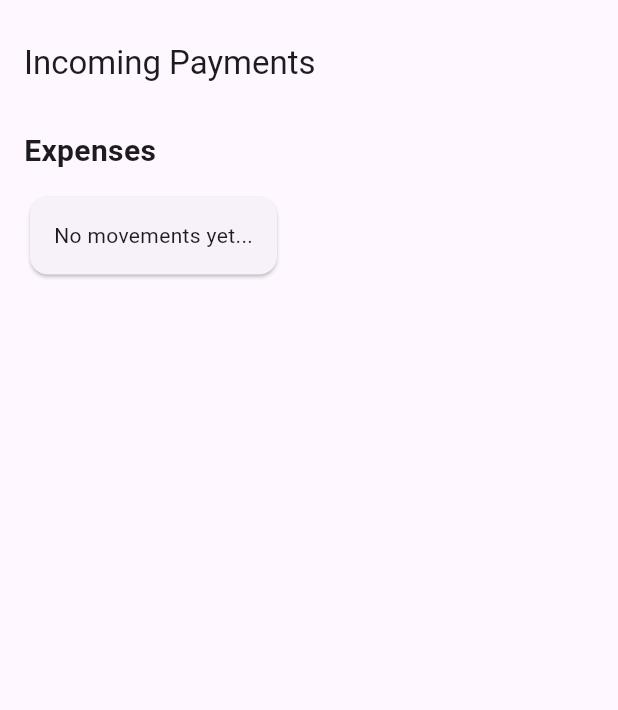
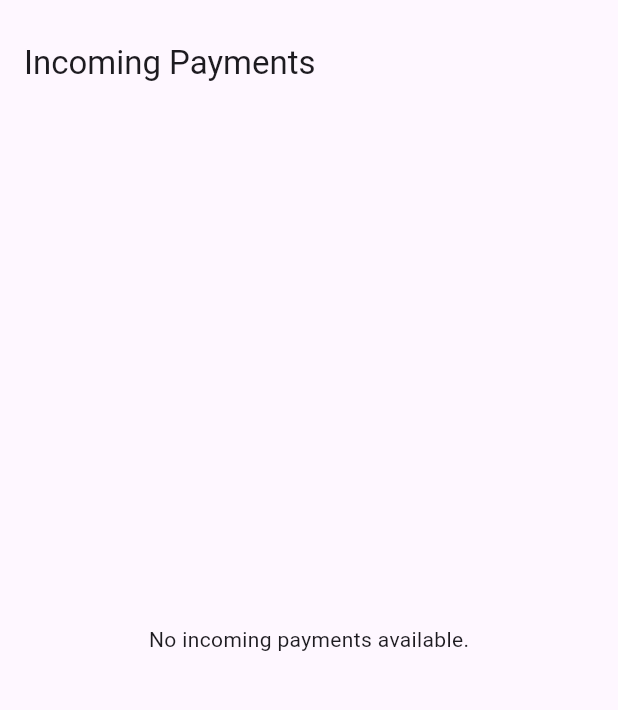
Before and after one commit to GROUPSECUREFUNDS/mobile-app-pocketpartners, a Flutter app: the IncomingPaymentsScreen screen opened by its route, on a phone screen of 412 x 824 dp, the part 63-773 px from its top. Run offline on Flutter 3.47's test engine with Material 3 defaults, Android fonts, the light colour scheme and no system bars; our stand-ins replace flutter_riverpod, go_router, image_picker, shared_preferences; missing offline and left inert: cloudinary_api, cloudinary_url_gen; accounts and stored records are empty.

Commit message:
change: incoming y outcoming hechos

```diff
--- /dev/null
+++ b/lib/features/payments/models/payment_model.dart
@@ -0,0 +1,28 @@
+class PaymentModel {
+  final int id;
+  final double amount;
+  final String description;
+  final String status;
+  final int expenseId;
+  final int userId;
+
+  PaymentModel({
+    required this.id,
+    required this.amount,
+    required this.description,
+    required this.status,
+    required this.expenseId,
+    required this.userId,
+  });
+
+  factory PaymentModel.fromJson(Map<String, dynamic> json) {
+    return PaymentModel(
+      id: json['id'],
+      amount: (json['amount'] as num).toDouble(),
+      description: json['description'] ?? '',
+      status: json['status'] ?? '',
+      expenseId: json['expenseId'],
+      userId: json['userId'],
+    );
+  }
+}
--- a/lib/features/payments/screens/incoming_payments_screen.dart
+++ b/lib/features/payments/screens/incoming_payments_screen.dart
@@ -1,38 +1,71 @@
 import 'package:flutter/material.dart';
+import 'package:mobile_app_pocketpartners/features/payments/services/payment_service.dart';
+import 'package:mobile_app_pocketpartners/data/services/userinformation_service.dart';
+import 'package:mobile_app_pocketpartners/core/controllers/auth_controller.dart';
+import 'package:mobile_app_pocketpartners/features/payments/models/payment_model.dart';
 
-class IncomingPaymentsScreen extends StatelessWidget {
-  const IncomingPaymentsScreen({super.key});
+class IncomingPaymentsScreen extends StatefulWidget {
+  const IncomingPaymentsScreen({Key? key}) : super(key: key);
+
+  @override
+  State<IncomingPaymentsScreen> createState() => _IncomingPaymentsScreenState();
+}
+
+class _IncomingPaymentsScreenState extends State<IncomingPaymentsScreen> {
+  final PaymentService paymentService = PaymentService();
+  final UserinformationService userInformationService = UserinformationService();
+  final AuthController authController = AuthController();
+
+  List<PaymentModel> payments = [];
+  bool isLoading = true;
+
+  @override
+  void initState() {
+    super.initState();
+    fetchIncomingPayments();
+  }
+
+  Future<void> fetchIncomingPayments() async {
+    try {
+      final user = await authController.getUserFromPreferences();
+      if (user != null) {
+        final userInfo = await userInformationService.getByUserId(user.id);
+        final result = await paymentService.getIncomingPaymentsByUserInformationId(userInfo.id);
+
+        setState(() {
+          payments = result;
+          isLoading = false;
+        });
+      }
+    } catch (e) {
+      print("Error fetching incoming payments: $e");
+      setState(() {
+        isLoading = false;
+      });
+    }
+  }
 
   @override
   Widget build(BuildContext context) {
     return Scaffold(
-      appBar: AppBar(
-        title: const Text("Incoming Payments"),
-      ),
-      body: Padding(
-        padding: const EdgeInsets.all(16.0),
-        child: Column(
-          crossAxisAlignment: CrossAxisAlignment.start,
-          children: [
-            const Text(
-              "Expenses",
-              style: TextStyle(
-                fontSize: 20,
-                fontWeight: FontWeight.bold,
-              ),
+      appBar: AppBar(title: const Text("Incoming Payments")),
+      body: isLoading
+          ? const Center(child: CircularProgressIndicator())
+          : payments.isEmpty
+          ? const Center(child: Text("No incoming payments available."))
+          : ListView.builder(
+        itemCount: payments.length,
+        itemBuilder: (context, index) {
+          final payment = payments[index];
+          return Card(
+            margin: const EdgeInsets.symmetric(vertical: 5, horizontal: 10),
+            child: ListTile(
+              title: Text(payment.description),
+              subtitle: Text("Amount: \$${payment.amount}"),
+              trailing: Text(payment.status),
             ),
-            const SizedBox(height: 12),
-            Card(
-              shape: RoundedRectangleBorder(
-                borderRadius: BorderRadius.circular(12),
-              ),
-              child: const Padding(
-                padding: EdgeInsets.all(16.0),
-                child: Text("No movements yet..."),
-              ),
-            ),
-          ],
-        ),
+          );
+        },
       ),
     );
   }
```
Also changed, not shown: lib/features/payments/screens/outgoing_payments_screen.dart (+78 -66 lines), lib/features/payments/services/payment_service.dart (added, +84 -0 lines).
